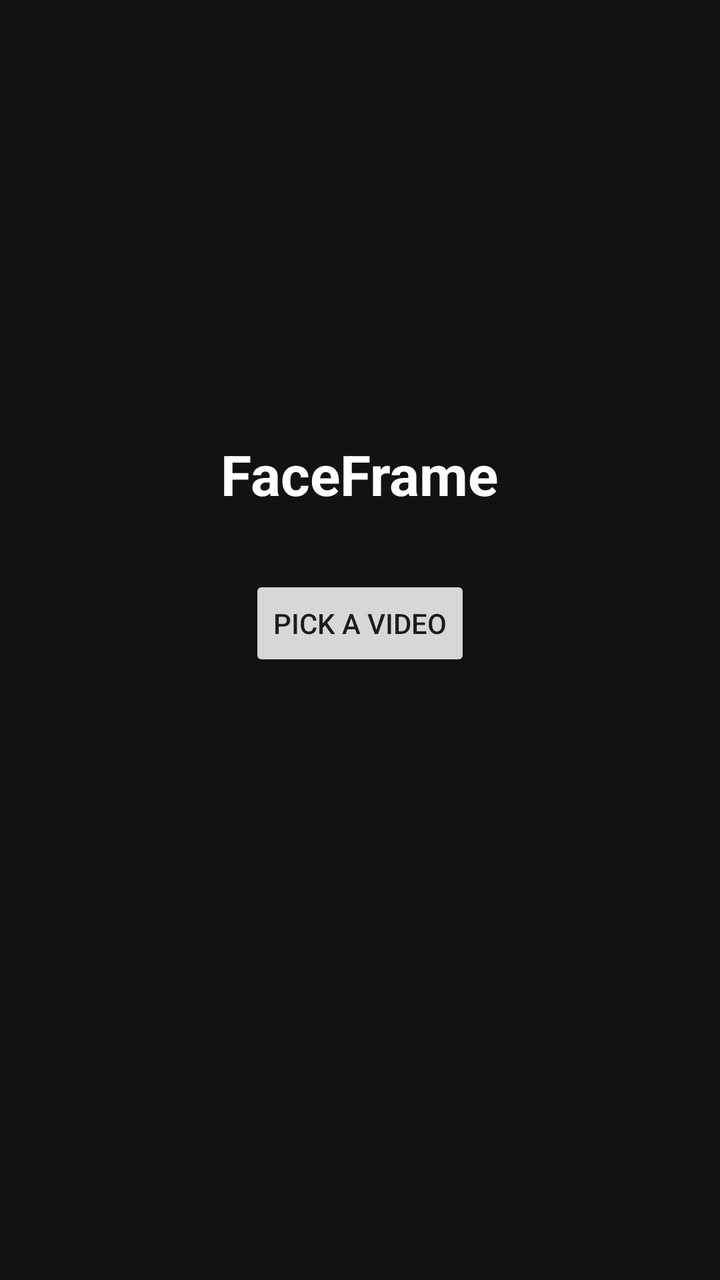
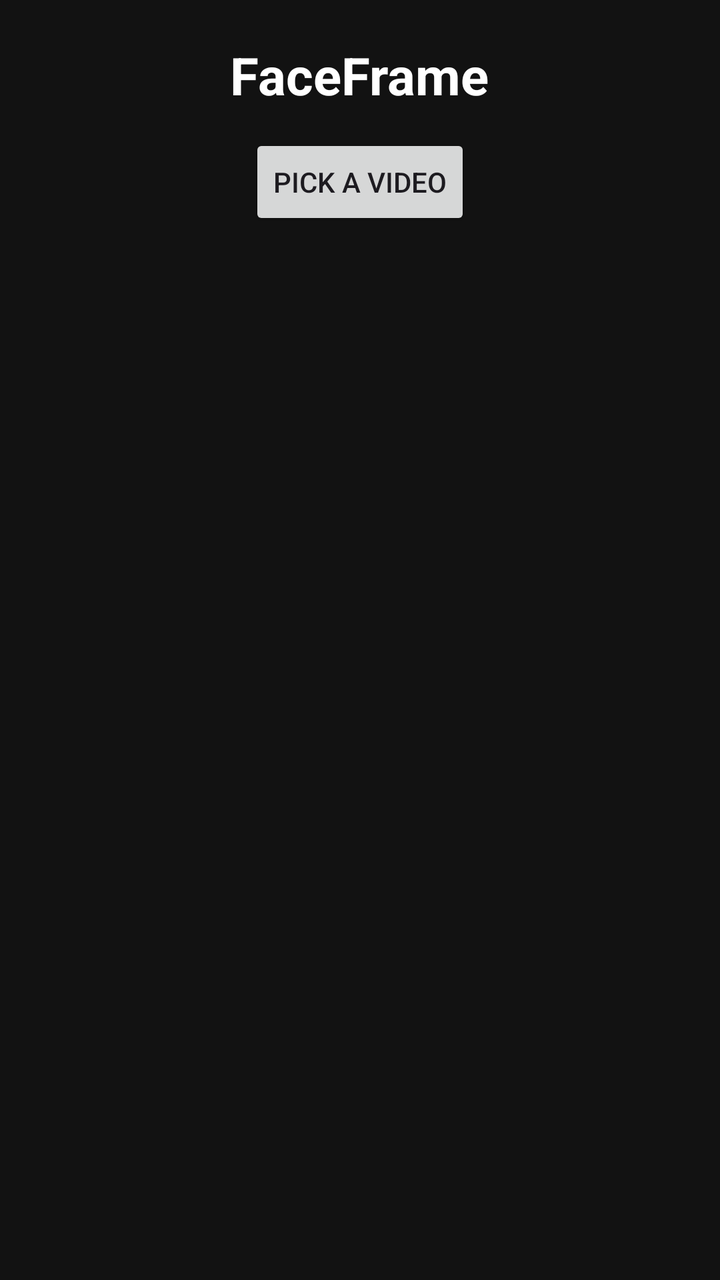

Before-and-after screenshots of an Android layout around one commit, followed by the original layout XML and the change that was made.
<!-- AndroidManifest.xml: activity theme Theme.FaceFrame -->
<!-- res/layout/activity_main.xml -->
<?xml version="1.0" encoding="utf-8"?>
<LinearLayout xmlns:android="http://schemas.android.com/apk/res/android"

    android:layout_height="match_parent"
    android:orientation="vertical"
    android:gravity="center"
    android:padding="24dp"
    android:background="@color/bg_dark"
    android:layout_width="match_parent">
    <TextView
        android:id="@+id/title"
        android:layout_width="wrap_content"
        android:layout_height="wrap_content"
        android:text="@string/app_name"
        android:textColor="@color/white"
        android:textSize="28sp"
        android:textStyle="bold"
        />


    <Button
        android:id="@+id/pickButton"
        android:layout_width="wrap_content"
        android:layout_height="wrap_content"
        android:layout_marginTop="32dp"
        android:text="@string/pick_video" />

    <ProgressBar
        android:id="@+id/progress"
        style="?android:attr/progressBarStyleHorizontal"
        android:layout_width="match_parent"
        android:layout_height="wrap_content"
        android:layout_marginTop="32dp"
        android:max="100"
        android:visibility="invisible" />

    <TextView
        android:id="@+id/status"
        android:layout_width="match_parent"
        android:layout_height="wrap_content"
        android:layout_marginTop="16dp"
        android:gravity="center"
        android:textColor="@color/text_secondary"
        android:textSize="16sp" />
</LinearLayout>
<!-- resources referenced by this layout -->
<resources>
  <color name="bg_dark">#FF121212</color>
  <color name="text_secondary">#FFB0B0B0</color>
  <color name="white">#FFFFFFFF</color>
  <string name="app_name">FaceFrame</string>
  <string name="pick_video">Pick a video</string>
  <style name="Theme.FaceFrame" parent="Theme.Material3.DayNight.NoActionBar">
          <item name="colorPrimary">@color/brand_primary</item>
          <item name="colorOnPrimary">@color/white</item>
          <item name="android:statusBarColor">@color/bg_dark</item>
          <item name="android:windowBackground">@color/bg_dark</item>
      </style>
  <color name="brand_primary">#FF7C4DFF</color>
</resources>

<!-- the commit's change to res/layout/activity_main.xml (unified diff, before → after) -->
@@ -1,28 +1,27 @@
 <?xml version="1.0" encoding="utf-8"?>
 <LinearLayout xmlns:android="http://schemas.android.com/apk/res/android"
-
+    android:layout_width="match_parent"
     android:layout_height="match_parent"
     android:orientation="vertical"
-    android:gravity="center"
-    android:padding="24dp"
-    android:background="@color/bg_dark"
-    android:layout_width="match_parent">
+    android:padding="20dp"
+    android:background="@color/bg_dark">
+
     <TextView
         android:id="@+id/title"
         android:layout_width="wrap_content"
         android:layout_height="wrap_content"
+        android:layout_gravity="center_horizontal"
         android:text="@string/app_name"
         android:textColor="@color/white"
-        android:textSize="28sp"
-        android:textStyle="bold"
-        />
-
+        android:textSize="26sp"
+        android:textStyle="bold" />
 
     <Button
         android:id="@+id/pickButton"
         android:layout_width="wrap_content"
         android:layout_height="wrap_content"
-        android:layout_marginTop="32dp"
+        android:layout_gravity="center_horizontal"
+        android:layout_marginTop="12dp"
         android:text="@string/pick_video" />
 
     <ProgressBar
@@ -30,7 +29,7 @@
         style="?android:attr/progressBarStyleHorizontal"
         android:layout_width="match_parent"
         android:layout_height="wrap_content"
-        android:layout_marginTop="32dp"
+        android:layout_marginTop="12dp"
         android:max="100"
         android:visibility="invisible" />
 
@@ -38,8 +37,19 @@
         android:id="@+id/status"
         android:layout_width="match_parent"
         android:layout_height="wrap_content"
-        android:layout_marginTop="16dp"
+        android:layout_marginTop="8dp"
         android:gravity="center"
         android:textColor="@color/text_secondary"
-        android:textSize="16sp" />
+        android:textSize="14sp" />
+
+    <ImageView
+        android:id="@+id/collage"
+        android:layout_width="match_parent"
+        android:layout_height="0dp"
+        android:layout_weight="1"
+        android:layout_marginTop="12dp"
+        android:adjustViewBounds="true"
+        android:contentDescription="@string/make_collage"
+        android:scaleType="fitCenter" />
+
 </LinearLayout>
<!-- resource entries referenced after the edit -->
@@ -4,6 +4,7 @@
   <color name="text_secondary">#FFB0B0B0</color>
   <color name="white">#FFFFFFFF</color>
   <string name="app_name">FaceFrame</string>
+  <string name="make_collage">Create collage</string>
   <string name="pick_video">Pick a video</string>
   <style name="Theme.FaceFrame" parent="Theme.Material3.DayNight.NoActionBar">
           <item name="colorPrimary">@color/brand_primary</item>
